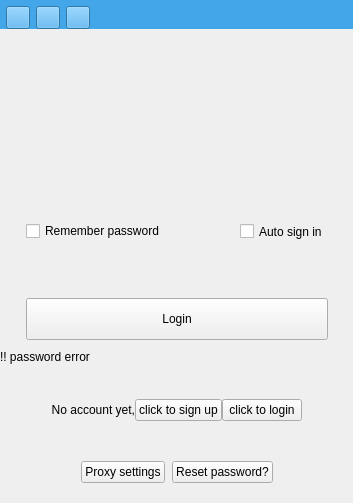
WizTeam/WizQTClient, file src/ui/wizLoginDialog.ui: the form before one commit.
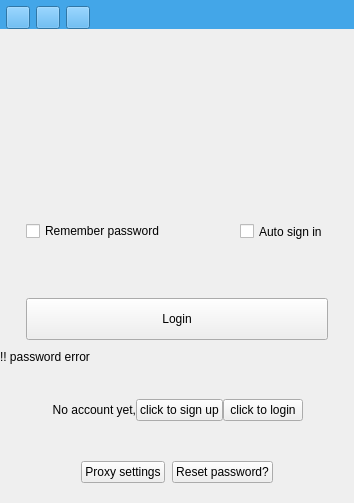
The form after the commit. Custom widgets are drawn as their Qt base class.

Diff of the .ui file:
```diff
--- a/src/ui/wizLoginDialog.ui
+++ b/src/ui/wizLoginDialog.ui
@@ -6,7 +6,7 @@
    <rect>
     <x>0</x>
     <y>0</y>
-    <width>353</width>
+    <width>354</width>
     <height>503</height>
    </rect>
   </property>
```
Left out of the diff: 12 changed lines with no effect on the pictures.
